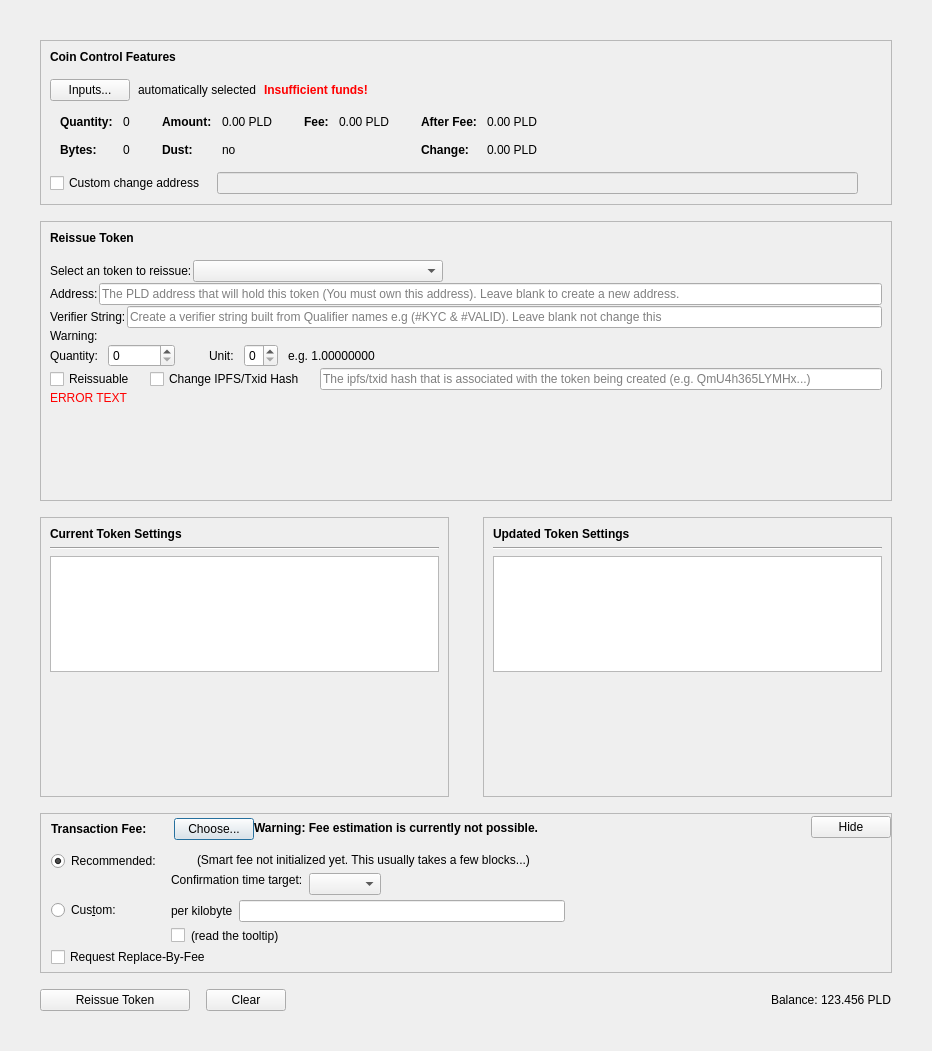
Above: src/qt/forms/reissuetokendialog.ui from PaladeumBlockchain/Paladeum before the change. Below: the same form after it.
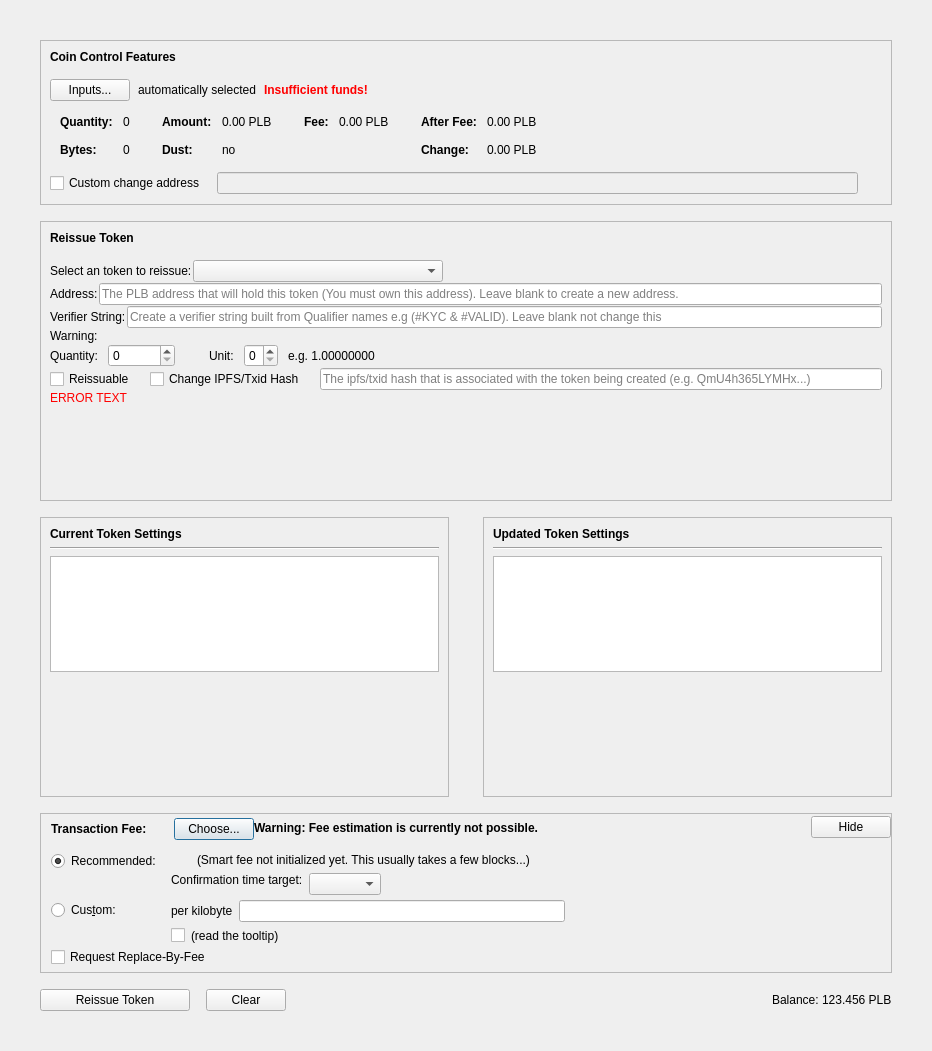
That is the form after the change. Custom widgets are drawn as their Qt base class.

What changed in the file:
```diff
--- a/src/qt/forms/reissuetokendialog.ui
+++ b/src/qt/forms/reissuetokendialog.ui
@@ -332,7 +332,7 @@
                     <enum>Qt::ActionsContextMenu</enum>
                    </property>
                    <property name="text">
-                    <string notr="true">0.00 PLD</string>
+                    <string notr="true">0.00 PLB</string>
                    </property>
                    <property name="textInteractionFlags">
                     <set>Qt::LinksAccessibleByMouse|Qt::TextSelectableByKeyboard|Qt::TextSelectableByMouse</set>
@@ -412,7 +412,7 @@
                     <enum>Qt::ActionsContextMenu</enum>
                    </property>
                    <property name="text">
-                    <string notr="true">0.00 PLD</string>
+                    <string notr="true">0.00 PLB</string>
                    </property>
                    <property name="textInteractionFlags">
                     <set>Qt::LinksAccessibleByMouse|Qt::TextSelectableByKeyboard|Qt::TextSelectableByMouse</set>
@@ -463,7 +463,7 @@
                     <enum>Qt::ActionsContextMenu</enum>
                    </property>
                    <property name="text">
-                    <string notr="true">0.00 PLD</string>
+                    <string notr="true">0.00 PLB</string>
                    </property>
                    <property name="textInteractionFlags">
                     <set>Qt::LinksAccessibleByMouse|Qt::TextSelectableByKeyboard|Qt::TextSelectableByMouse</set>
@@ -492,7 +492,7 @@
                     <enum>Qt::ActionsContextMenu</enum>
                    </property>
                    <property name="text">
-                    <string notr="true">0.00 PLD</string>
+                    <string notr="true">0.00 PLB</string>
                    </property>
                    <property name="textInteractionFlags">
                     <set>Qt::LinksAccessibleByMouse|Qt::TextSelectableByKeyboard|Qt::TextSelectableByMouse</set>
@@ -723,7 +723,7 @@
                <string/>
               </property>
               <property name="placeholderText">
-               <string>The PLD address that will hold this token (You must own this address). Leave blank to create a new address.</string>
+               <string>The PLB address that will hold this token (You must own this address). Leave blank to create a new address.</string>
               </property>
              </widget>
             </item>
@@ -1641,7 +1641,7 @@
          <item>
           <widget class="QLabel" name="labelBalance">
            <property name="text">
-            <string>123.456 PLD</string>
+            <string>123.456 PLB</string>
            </property>
           </widget>
          </item>
```
